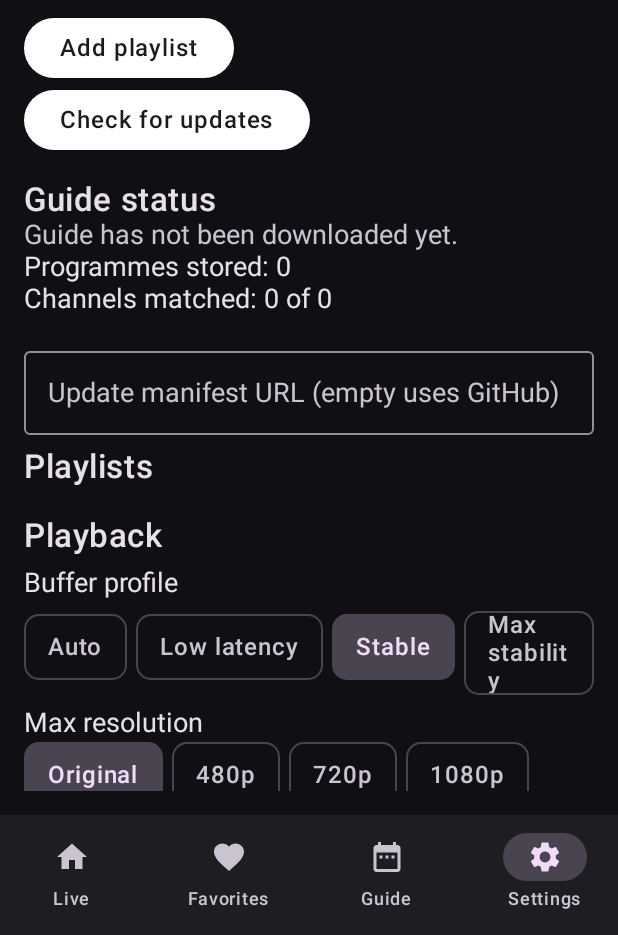
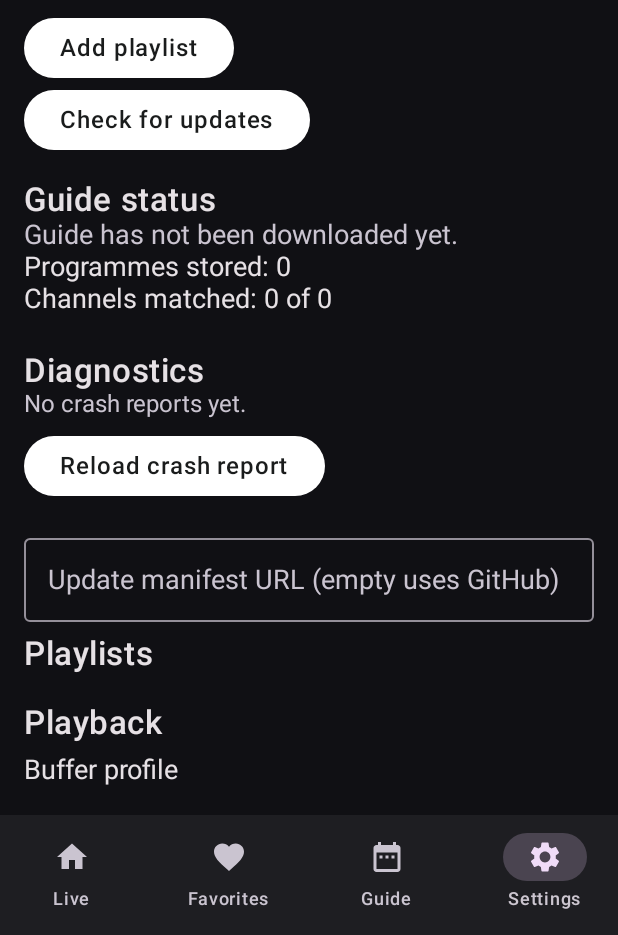
Before and after one commit to yarixxcod/lite-iptv, an Android app built with Jetpack Compose: the screen it shows after launch (MainActivity), item 4 of the bottom bar chosen, on a phone screen of 412 x 824 dp, the part 301-1236 px from its top. Run offline under Robolectric (Android 15) with nearby library versions, the phone set to English and light mode, and no system bars; our stand-ins replace Room's generated code, paging, window size class; libraries missing offline, so code that uses them is left out: androidx.media3.datasource; network calls fail; pictures from the network do not load.

Commit message:
Record uncaught crashes locally and harden background work
Uncaught exceptions are written under the app files directory and then
passed to the previous handler, so the process still fails visibly. The
latest report is shown in Settings diagnostics. Import listener errors
no longer kill the accept thread, favorite rewrites run in a transaction,
and ExoPlayer release or control calls are posted to the main thread.

```diff
--- a/app/src/main/java/player/vvvion/app/LiteApp.kt
+++ b/app/src/main/java/player/vvvion/app/LiteApp.kt
@@ -3,6 +3,7 @@ package player.vvvion.app
 import android.app.Application
 import player.vvvion.app.data.net.HttpClients
 import player.vvvion.app.di.appModule
+import player.vvvion.app.util.CrashLog
 import coil.Coil
 import coil.ImageLoader
 import coil.disk.DiskCache
@@ -16,6 +17,7 @@ import org.koin.core.logger.Level
 class LiteApp : Application() {
     override fun onCreate() {
         super.onCreate()
+        CrashLog.inApp(this).install()
         startKoin {
             androidLogger(Level.ERROR)
             androidContext(this@LiteApp)
--- a/app/src/main/java/player/vvvion/app/data/importing/ImportServer.kt
+++ b/app/src/main/java/player/vvvion/app/data/importing/ImportServer.kt
@@ -62,6 +62,7 @@ class ImportServer(
     }
 
     private fun handle(socket: Socket) {
+        try {
         socket.use { client ->
             client.soTimeout = 20_000
             val input = client.getInputStream()
@@ -101,6 +102,9 @@ class ImportServer(
                 out.write(response)
                 out.flush()
             }
+        }
+        } catch (_: Throwable) {
+            // Keep the import listener running after a bad request or I/O error.
         }
     }
 
--- a/app/src/main/java/player/vvvion/app/ui/HomeScreen.kt
+++ b/app/src/main/java/player/vvvion/app/ui/HomeScreen.kt
@@ -689,6 +689,7 @@ fun SettingsScreen(vm: AppViewModel, settings: AppSettings, playlists: List<Play
             Button(onClick = { vm.checkForUpdate(false) }, modifier = Modifier.tvControl()) { Text(stringResource(R.string.update_check)) }
         }
         item { EpgStatusCard(epgStatus) }
+        item { DiagnosticsCard() }
         item {
             TvTextField(
                 value = settings.updateManifestUrl,
@@ -943,3 +944,23 @@ private fun EpgStatusCard(status: player.vvvion.app.data.repo.EpgStatus) {
         status.lastError?.let { Text(stringResource(R.string.epg_status_error, it), color = MaterialTheme.colorScheme.error) }
     }
 }
+
+
+@Composable
+private fun DiagnosticsCard() {
+    val context = LocalContext.current
+    var report by remember { mutableStateOf(player.vvvion.app.util.CrashLog.inApp(context).latest()) }
+    Column(Modifier.fillMaxWidth().padding(vertical = 8.dp)) {
+        Text(stringResource(R.string.diagnostics), style = MaterialTheme.typography.titleLarge)
+        Text(
+            report ?: stringResource(R.string.diagnostics_empty),
+            color = Muted,
+            style = MaterialTheme.typography.bodyMedium,
+            maxLines = 16,
+        )
+        Button(
+            onClick = { report = player.vvvion.app.util.CrashLog.inApp(context).latest() },
+            modifier = Modifier.tvControl().padding(top = 8.dp),
+        ) { Text(stringResource(R.string.diagnostics_refresh)) }
+    }
+}
--- /dev/null
+++ b/app/src/main/java/player/vvvion/app/util/CrashLog.kt
@@ -0,0 +1,50 @@
+package player.vvvion.app.util
+
+import android.content.Context
+import java.io.File
+import java.io.PrintWriter
+import java.io.StringWriter
+import java.text.SimpleDateFormat
+import java.util.Date
+import java.util.Locale
+import java.util.concurrent.atomic.AtomicInteger
+
+class CrashLog(private val dir: File) {
+    private val sequence = AtomicInteger()
+
+    fun install() {
+        val previous = Thread.getDefaultUncaughtExceptionHandler()
+        Thread.setDefaultUncaughtExceptionHandler { thread, error ->
+            runCatching { write(thread, error) }
+            if (previous != null) previous.uncaughtException(thread, error)
+            else throw error
+        }
+    }
+
+    fun write(thread: Thread, error: Throwable) {
+        dir.mkdirs()
+        val stamp = SimpleDateFormat("yyyyMMdd-HHmmss-SSS", Locale.US).format(Date())
+        val file = File(dir, "crash-$stamp-${sequence.getAndIncrement()}.txt")
+        val body = StringWriter()
+        body.append("Thread: ${thread.name}\n")
+        body.append("Time: $stamp\n\n")
+        error.printStackTrace(PrintWriter(body))
+        file.writeText(body.toString())
+        dir.listFiles { f -> f.name.startsWith("crash-") }
+            ?.sortedByDescending { it.name }
+            ?.drop(KEEP)
+            ?.forEach { it.delete() }
+    }
+
+    fun latest(): String? = files().firstOrNull()?.readText()
+
+    fun files(): List<File> = dir.listFiles { f -> f.name.startsWith("crash-") }
+        ?.sortedByDescending { it.name }
+        .orEmpty()
+
+    companion object {
+        private const val KEEP = 5
+
+        fun inApp(context: Context) = CrashLog(File(context.filesDir, "crashes"))
+    }
+}
--- a/app/src/main/res/values/strings.xml
+++ b/app/src/main/res/values/strings.xml
@@ -134,4 +134,9 @@
     <string name="epg_status_error">Guide error: %1$s</string>
     <string name="epg_status_url">Guide URL: %1$s</string>
     <string name="message_close">Dismiss</string>
+    <string name="diagnostics">Diagnostics</string>
+    <string name="diagnostics_empty">No crash reports yet.</string>
+    <string name="diagnostics_refresh">Reload crash report</string>
+    <string name="buffering">Buffering…</string>
+    <string name="next_source">Next source</string>
 </resources>
```
Also changed, not shown: app/src/main/java/player/vvvion/app/data/repo/LibraryRepository.kt (+6 -3 lines), app/src/main/java/player/vvvion/app/player/PlayerEngine.kt (+28 -8 lines), 2 other files.
